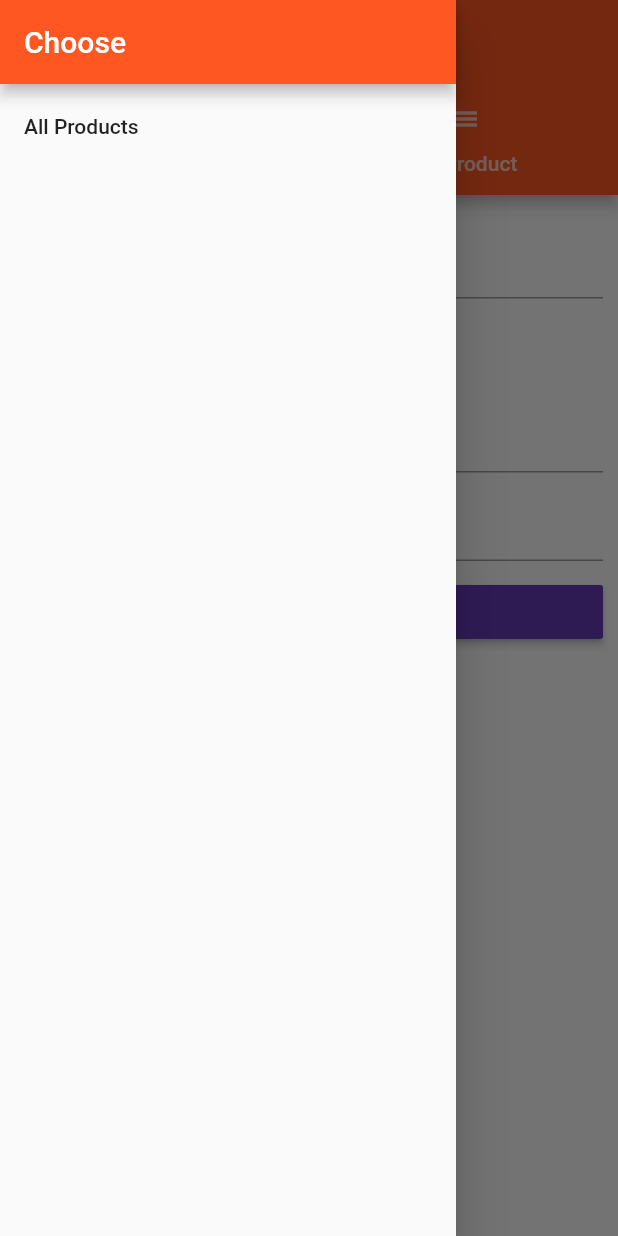
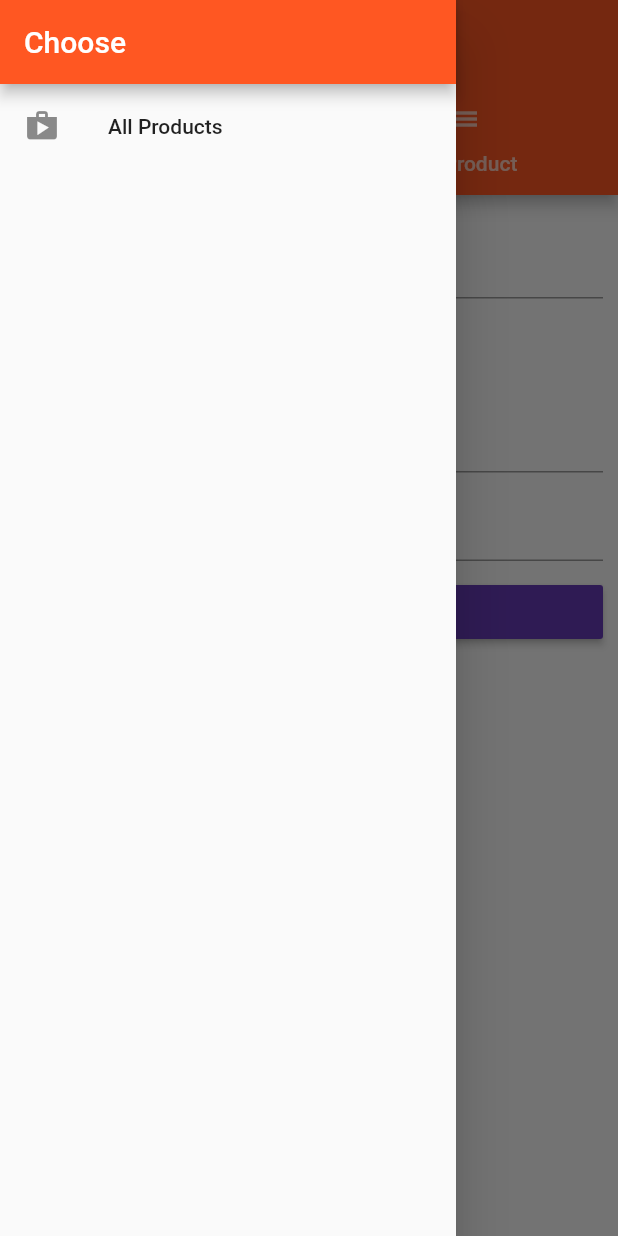
Before and after one commit to djedi-knight/flutter-apps, a Flutter app: the ProductsAdminPage screen opened by its route, with the side drawer open, on a phone screen of 412 x 824 dp. Run offline on Flutter 3.47's test engine with Material 2 defaults, Android fonts, the phone set to English and light mode, and no system bars.

Commit message:
Added icons to ListTiles

```diff
--- a/flutter_course/lib/pages/products.dart
+++ b/flutter_course/lib/pages/products.dart
@@ -18,6 +18,7 @@ class ProductsPage extends StatelessWidget {
               title: Text('Choose'),
             ),
             ListTile(
+              leading: Icon(Icons.edit),
               title: Text('Manage Products'),
               onTap: () {
                 Navigator.pushReplacementNamed(context, '/admin');
--- a/flutter_course/lib/pages/products_admin.dart
+++ b/flutter_course/lib/pages/products_admin.dart
@@ -22,6 +22,7 @@ class ProductsAdminPage extends StatelessWidget {
                 title: Text('Choose'),
               ),
               ListTile(
+                leading: Icon(Icons.shop),
                 title: Text('All Products'),
                 onTap: () {
                   Navigator.pushReplacementNamed(context, '/products');
@@ -46,10 +47,7 @@ class ProductsAdminPage extends StatelessWidget {
           ),
         ),
         body: TabBarView(
-          children: <Widget>[
-            ProductCreatePage(addProduct),
-            ProductListPage()
-          ],
+          children: <Widget>[ProductCreatePage(addProduct), ProductListPage()],
         ),
       ),
     );
```
